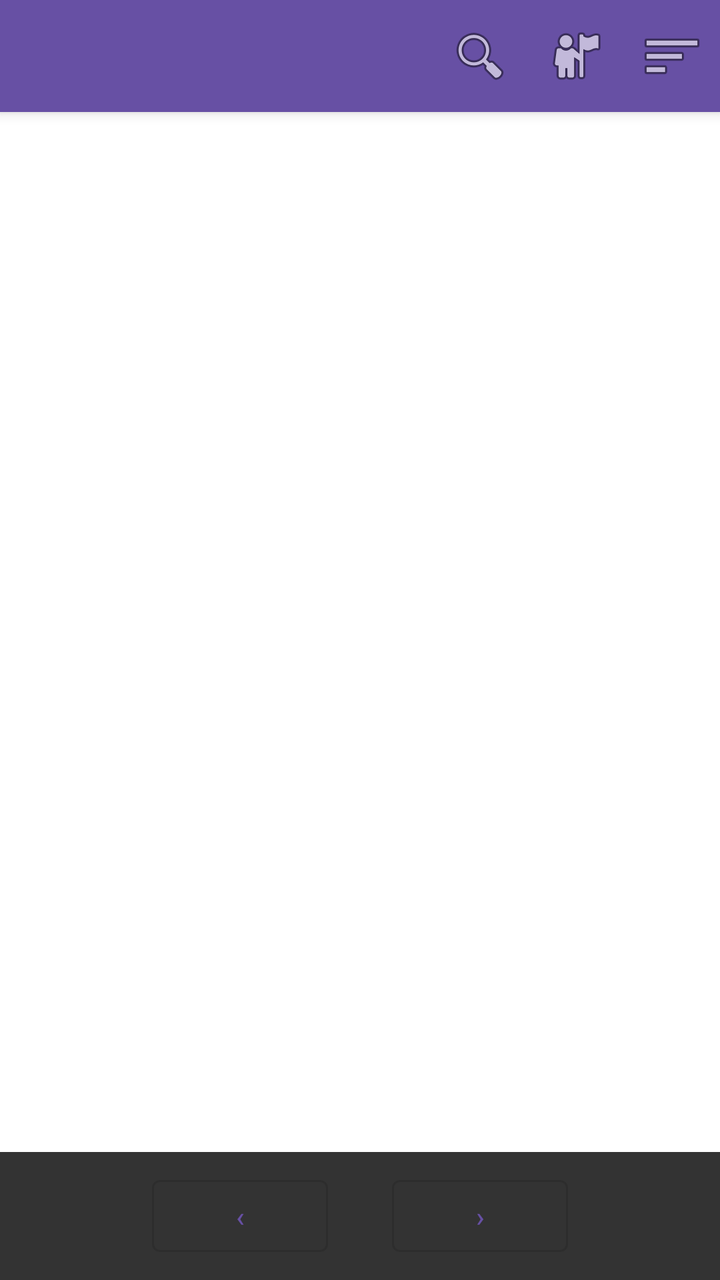
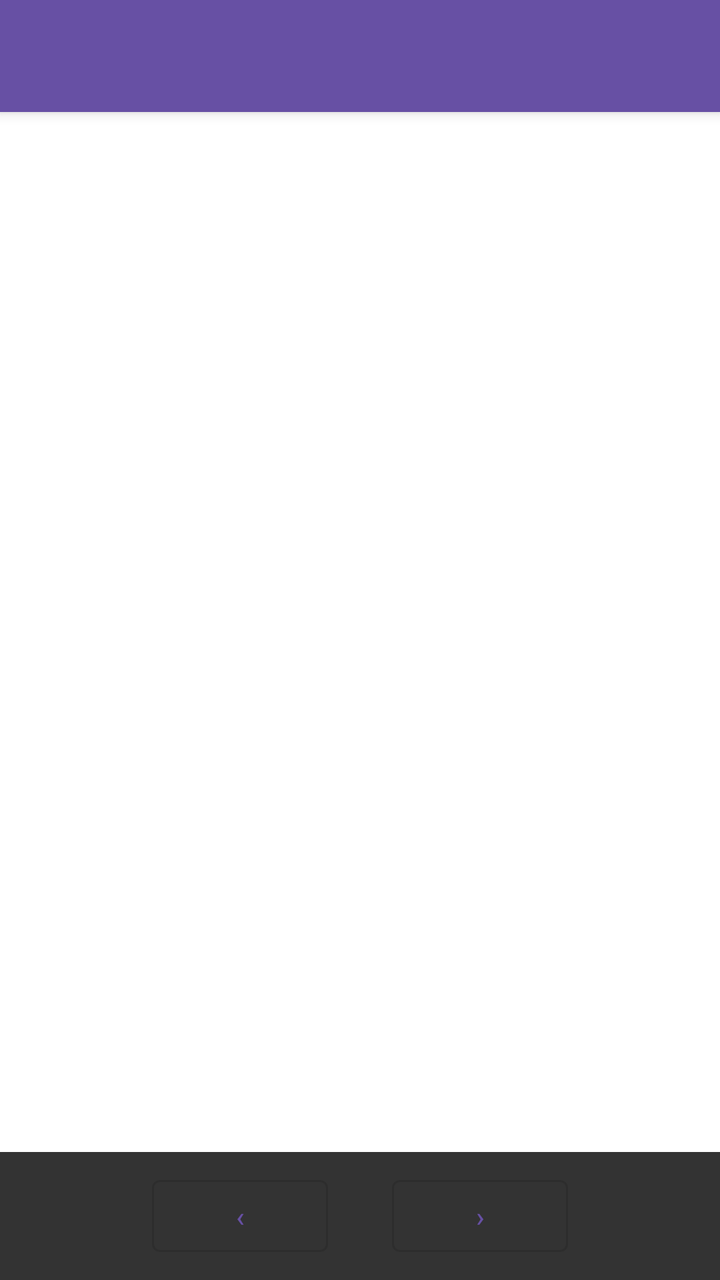

Two renders of the same Android screen: before a commit and after it. Below are the layout's source before the change and the commit's diff.
<!-- AndroidManifest.xml: application theme Theme.PdfViewer -->
<!-- res/layout/activity_viewer.xml -->
<?xml version="1.0" encoding="utf-8"?>
<androidx.coordinatorlayout.widget.CoordinatorLayout
    xmlns:android="http://schemas.android.com/apk/res/android"
    xmlns:app="http://schemas.android.com/apk/res-auto"
    android:layout_width="match_parent"
    android:layout_height="match_parent">

    <com.google.android.material.appbar.AppBarLayout
        android:layout_width="match_parent"
        android:layout_height="wrap_content">

        <com.google.android.material.appbar.MaterialToolbar
            android:id="@+id/toolbar"
            android:layout_width="match_parent"
            android:layout_height="?attr/actionBarSize"
            app:menu="@menu/viewer_menu" />
    </com.google.android.material.appbar.AppBarLayout>

    <androidx.viewpager2.widget.ViewPager2
        android:id="@+id/view_pager"
        android:layout_width="match_parent"
        android:layout_height="match_parent"
        android:layout_marginTop="?attr/actionBarSize"
        android:background="@android:color/white" />

    <LinearLayout
        android:layout_width="match_parent"
        android:layout_height="wrap_content"
        android:layout_gravity="bottom"
        android:background="#CC000000"
        android:gravity="center"
        android:orientation="horizontal"
        android:padding="8dp">

        <com.google.android.material.button.MaterialButton
            android:id="@+id/prev_button"
            style="?attr/materialButtonOutlinedStyle"
            android:layout_width="wrap_content"
            android:layout_height="wrap_content"
            android:text="‹" />

        <TextView
            android:id="@+id/page_indicator"
            android:layout_width="wrap_content"
            android:layout_height="wrap_content"
            android:layout_marginStart="16dp"
            android:layout_marginEnd="16dp"
            android:textColor="#FFFFFF"
            android:textSize="16sp" />

        <com.google.android.material.button.MaterialButton
            android:id="@+id/next_button"
            style="?attr/materialButtonOutlinedStyle"
            android:layout_width="wrap_content"
            android:layout_height="wrap_content"
            android:text="›" />
    </LinearLayout>
</androidx.coordinatorlayout.widget.CoordinatorLayout>
<!-- resources referenced by this layout -->
<resources>
  <style name="Theme.PdfViewer" parent="Theme.MaterialComponents.DayNight.NoActionBar">
          <item name="colorPrimary">@color/purple_500</item>
          <item name="colorPrimaryDark">@color/purple_700</item>
          <item name="colorAccent">@color/purple_500</item>
          <item name="android:windowBackground">@color/page_background</item>
      </style>
  <color name="purple_500">#6750A4</color>
  <color name="purple_700">#4F378B</color>
  <color name="page_background">#616161</color>
</resources>

<!-- the commit's change to res/layout/activity_viewer.xml (unified diff, before → after) -->
@@ -12,8 +12,7 @@
         <com.google.android.material.appbar.MaterialToolbar
             android:id="@+id/toolbar"
             android:layout_width="match_parent"
-            android:layout_height="?attr/actionBarSize"
-            app:menu="@menu/viewer_menu" />
+            android:layout_height="?attr/actionBarSize" />
     </com.google.android.material.appbar.AppBarLayout>
 
     <androidx.viewpager2.widget.ViewPager2
